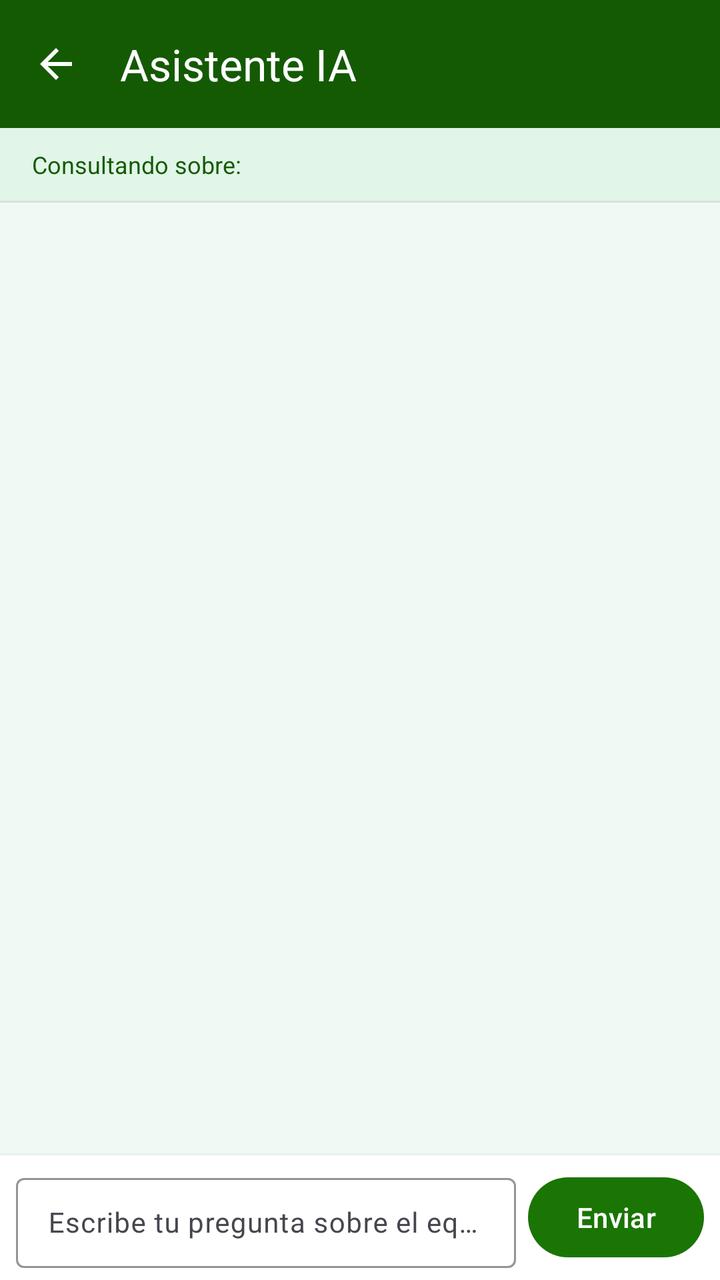
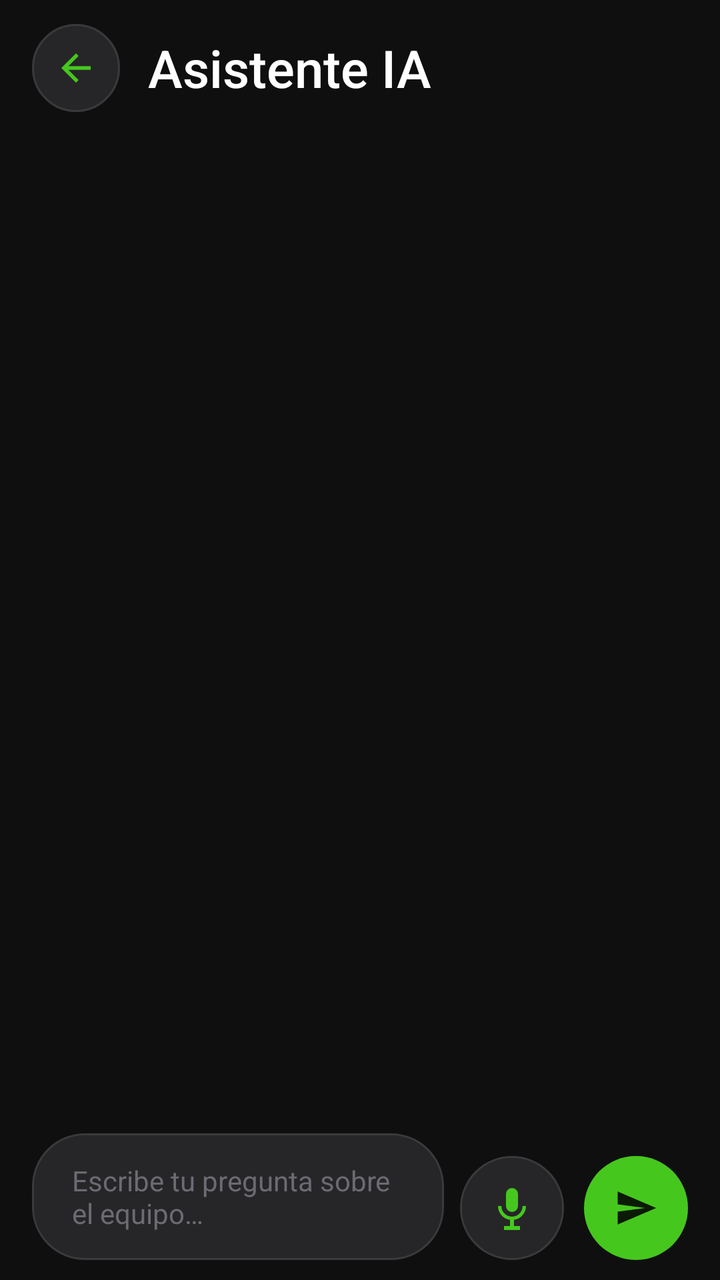

The first picture is an Android layout as it rendered before a commit; the second is the same layout after the commit. The layout source and the unified diff follow.
<!-- AndroidManifest.xml: application theme Theme.MicrobiologicalDetection -->
<!-- res/layout/activity_chat.xml -->
<?xml version="1.0" encoding="utf-8"?>
<LinearLayout xmlns:android="http://schemas.android.com/apk/res/android"
    xmlns:app="http://schemas.android.com/apk/res-auto"
    android:layout_width="match_parent"
    android:layout_height="match_parent"
    android:background="@color/green_bg"
    android:orientation="vertical">

    <com.google.android.material.appbar.AppBarLayout
        android:layout_width="match_parent"
        android:layout_height="wrap_content"
        android:background="@color/green_dark">

        <com.google.android.material.appbar.MaterialToolbar
            android:id="@+id/toolbar"
            android:layout_width="match_parent"
            android:layout_height="?attr/actionBarSize"
            android:background="@color/green_dark"
            app:navigationIcon="@drawable/ic_arrow_back"
            app:navigationIconTint="@color/white"
            app:subtitle=""
            app:subtitleTextColor="#CCFFFFFF"
            app:title="@string/chat_title"
            app:titleTextColor="@color/white" />
    </com.google.android.material.appbar.AppBarLayout>

    
    <LinearLayout
        android:id="@+id/contextBanner"
        android:layout_width="match_parent"
        android:layout_height="wrap_content"
        android:background="@color/green_surface"
        android:orientation="horizontal"
        android:paddingHorizontal="16dp"
        android:paddingVertical="10dp">

        <TextView
            android:layout_width="0dp"
            android:layout_height="wrap_content"
            android:layout_weight="1"
            android:text="Consultando sobre:"
            android:textColor="@color/green_dark"
            android:textSize="12sp" />

        <TextView
            android:id="@+id/tvEquipmentContext"
            android:layout_width="0dp"
            android:layout_height="wrap_content"
            android:layout_weight="2"
            android:gravity="end"
            android:textColor="@color/green_primary"
            android:textSize="12sp"
            android:textStyle="bold" />
    </LinearLayout>

    <View
        android:layout_width="match_parent"
        android:layout_height="1dp"
        android:background="@color/divider" />

    
    <androidx.recyclerview.widget.RecyclerView
        android:id="@+id/recyclerChat"
        android:layout_width="match_parent"
        android:layout_height="0dp"
        android:layout_weight="1"
        android:clipToPadding="false"
        android:paddingHorizontal="8dp"
        android:paddingVertical="8dp" />

    
    <LinearLayout
        android:layout_width="match_parent"
        android:layout_height="wrap_content"
        android:background="@color/white"
        android:elevation="4dp"
        android:gravity="center_vertical"
        android:orientation="horizontal"
        android:paddingHorizontal="8dp"
        android:paddingVertical="6dp">

        <com.google.android.material.textfield.TextInputLayout
            android:layout_width="0dp"
            android:layout_height="wrap_content"
            android:layout_weight="1"
            app:boxStrokeColor="@color/green_primary"
            app:hintTextColor="@color/green_primary"
            style="@style/Widget.Material3.TextInputLayout.OutlinedBox.Dense">

            <com.google.android.material.textfield.TextInputEditText
                android:id="@+id/etMessage"
                android:layout_width="match_parent"
                android:layout_height="wrap_content"
                android:hint="@string/chat_hint"
                android:imeOptions="actionSend"
                android:inputType="textMultiLine|textCapSentences"
                android:maxLines="4"
                android:textSize="14sp" />
        </com.google.android.material.textfield.TextInputLayout>

        <com.google.android.material.button.MaterialButton
            android:id="@+id/btnSend"
            android:layout_width="wrap_content"
            android:layout_height="wrap_content"
            android:layout_marginStart="6dp"
            android:text="@string/send"
            app:backgroundTint="@color/green_primary" />
    </LinearLayout>

</LinearLayout>
<!-- resources referenced by this layout -->
<resources>
  <color name="divider">#DDDDDD</color>
  <color name="green_bg">#f0f9f4</color>
  <color name="green_dark">#145a03</color>
  <color name="green_primary">#1a7504</color>
  <color name="green_surface">#e1f5e8</color>
  <color name="white">#FFFFFFFF</color>
  <string name="chat_hint">Escribe tu pregunta sobre el equipo…</string>
  <string name="chat_title">Asistente IA</string>
  <string name="send">Enviar</string>
  <style name="Theme.MicrobiologicalDetection" parent="Base.Theme.MicrobiologicalDetection" />
  <style name="Base.Theme.MicrobiologicalDetection" parent="Theme.Material3.DayNight.NoActionBar">
          <item name="colorPrimary">@color/green_primary</item>
          <item name="colorPrimaryContainer">@color/green_dark</item>
          <item name="colorOnPrimary">@color/green_on_primary</item>
          <item name="colorSecondary">@color/green_light</item>
          <item name="android:statusBarColor">@color/green_dark</item>
          <item name="android:navigationBarColor">@color/green_dark</item>
      </style>
  <color name="green_on_primary">#FFFFFF</color>
  <color name="green_light">#22a005</color>
  <!-- unchanged entries left out for length: 1 -->
</resources>

<!-- the commit's change to res/layout/activity_chat.xml (unified diff, before → after) -->
@@ -3,60 +3,56 @@
     xmlns:app="http://schemas.android.com/apk/res-auto"
     android:layout_width="match_parent"
     android:layout_height="match_parent"
-    android:background="@color/green_bg"
+    android:background="@color/bg"
     android:orientation="vertical">
-
-    <com.google.android.material.appbar.AppBarLayout
-        android:layout_width="match_parent"
-        android:layout_height="wrap_content"
-        android:background="@color/green_dark">
-
-        <com.google.android.material.appbar.MaterialToolbar
-            android:id="@+id/toolbar"
-            android:layout_width="match_parent"
-            android:layout_height="?attr/actionBarSize"
-            android:background="@color/green_dark"
-            app:navigationIcon="@drawable/ic_arrow_back"
-            app:navigationIconTint="@color/white"
-            app:subtitle=""
-            app:subtitleTextColor="#CCFFFFFF"
-            app:title="@string/chat_title"
-            app:titleTextColor="@color/white" />
-    </com.google.android.material.appbar.AppBarLayout>
 
     
     <LinearLayout
-        android:id="@+id/contextBanner"
+        android:id="@+id/header"
         android:layout_width="match_parent"
         android:layout_height="wrap_content"
-        android:background="@color/green_surface"
+        android:gravity="center_vertical"
         android:orientation="horizontal"
-        android:paddingHorizontal="16dp"
-        android:paddingVertical="10dp">
+        android:paddingHorizontal="@dimen/screen_padding"
+        android:paddingVertical="12dp">
 
-        <TextView
+        <ImageButton
+            android:id="@+id/btnBack"
+            android:layout_width="44dp"
+            android:layout_height="44dp"
+            android:background="@drawable/bg_circle_action"
+            android:contentDescription="@string/back"
+            android:padding="11dp"
+            android:scaleType="fitCenter"
+            android:src="@drawable/ic_arrow_back"
+            android:tint="@color/accent" />
+
+        <LinearLayout
             android:layout_width="0dp"
             android:layout_height="wrap_content"
+            android:layout_marginStart="14dp"
             android:layout_weight="1"
-            android:text="Consultando sobre:"
-            android:textColor="@color/green_dark"
-            android:textSize="12sp" />
+            android:orientation="vertical">
 
-        <TextView
-            android:id="@+id/tvEquipmentContext"
-            android:layout_width="0dp"
-            android:layout_height="wrap_content"
-            android:layout_weight="2"
-            android:gravity="end"
-            android:textColor="@color/green_primary"
-            android:textSize="12sp"
-            android:textStyle="bold" />
+            <TextView
+                android:layout_width="match_parent"
+                android:layout_height="wrap_content"
+                android:ellipsize="end"
+                android:maxLines="1"
+                android:text="@string/chat_title"
+                style="@style/TextScreenTitle" />
+
+            <TextView
+                android:id="@+id/tvEquipmentContext"
+                android:layout_width="match_parent"
+                android:layout_height="wrap_content"
+                android:ellipsize="end"
+                android:maxLines="1"
+                android:textColor="@color/accent"
+                android:textSize="12sp"
+                android:visibility="gone" />
+        </LinearLayout>
     </LinearLayout>
-
-    <View
-        android:layout_width="match_parent"
-        android:layout_height="1dp"
-        android:background="@color/divider" />
 
     
     <androidx.recyclerview.widget.RecyclerView
@@ -65,46 +61,64 @@
         android:layout_height="0dp"
         android:layout_weight="1"
         android:clipToPadding="false"
-        android:paddingHorizontal="8dp"
+        android:paddingHorizontal="@dimen/chat_list_padding"
         android:paddingVertical="8dp" />
 
     
     <LinearLayout
+        android:id="@+id/inputBar"
         android:layout_width="match_parent"
         android:layout_height="wrap_content"
-        android:background="@color/white"
-        android:elevation="4dp"
-        android:gravity="center_vertical"
+        android:gravity="bottom"
         android:orientation="horizontal"
-        android:paddingHorizontal="8dp"
-        android:paddingVertical="6dp">
+        android:paddingBottom="10dp"
+        android:paddingHorizontal="@dimen/screen_padding"
+        android:paddingTop="6dp">
 
-        <com.google.android.material.textfield.TextInputLayout
+        <EditText
+            android:id="@+id/etMessage"
             android:layout_width="0dp"
             android:layout_height="wrap_content"
             android:layout_weight="1"
-            app:boxStrokeColor="@color/green_primary"
-            app:hintTextColor="@color/green_primary"
-            style="@style/Widget.Material3.TextInputLayout.OutlinedBox.Dense">
+            android:background="@drawable/bg_input_field"
+            android:hint="@string/chat_hint"
+            android:imeOptions="actionSend"
+            android:inputType="textMultiLine|textCapSentences"
+            android:maxLines="4"
+            android:minHeight="52dp"
+            android:paddingHorizontal="20dp"
+            android:paddingVertical="14dp"
+            android:textColor="@color/text_primary"
+            android:textColorHint="@color/text_tertiary"
+            android:textCursorDrawable="@null"
+            android:textSize="@dimen/chat_text"
+            android:autofillHints="" />
 
-            <com.google.android.material.textfield.TextInputEditText
-                android:id="@+id/etMessage"
-                android:layout_width="match_parent"
-                android:layout_height="wrap_content"
-                android:hint="@string/chat_hint"
-                android:imeOptions="actionSend"
-                android:inputType="textMultiLine|textCapSentences"
-                android:maxLines="4"
-                android:textSize="14sp" />
-        </com.google.android.material.textfield.TextInputLayout>
+        <ImageButton
+            android:id="@+id/btnVoice"
+            android:layout_width="52dp"
+            android:layout_height="52dp"
+            android:layout_marginStart="8dp"
+            android:background="@drawable/bg_circle_action"
+            android:contentDescription="@string/home_voice_assistant"
+            android:padding="14dp"
+            android:src="@drawable/ic_mic"
+            android:tint="@color/accent" />
 
-        <com.google.android.material.button.MaterialButton
+        <com.google.android.material.floatingactionbutton.FloatingActionButton
             android:id="@+id/btnSend"
-            android:layout_width="wrap_content"
-            android:layout_height="wrap_content"
-            android:layout_marginStart="6dp"
-            android:text="@string/send"
-            app:backgroundTint="@color/green_primary" />
+            android:layout_width="52dp"
+            android:layout_height="52dp"
+            android:layout_marginStart="10dp"
+            android:contentDescription="@string/send"
+            android:src="@drawable/ic_send"
+            app:backgroundTint="@color/accent"
+            app:borderWidth="0dp"
+            app:shapeAppearanceOverlay="@style/ShapeAppearance.Circle"
+            app:elevation="0dp"
+            app:fabCustomSize="52dp"
+            app:maxImageSize="22dp"
+            app:tint="@color/on_accent" />
     </LinearLayout>
 
 </LinearLayout>
<!-- resource entries referenced after the edit -->
@@ -1,25 +1,86 @@
 <!-- resources referenced by this layout -->
 <resources>
-  <color name="divider">#DDDDDD</color>
-  <color name="green_bg">#f0f9f4</color>
-  <color name="green_dark">#145a03</color>
-  <color name="green_primary">#1a7504</color>
-  <color name="green_surface">#e1f5e8</color>
+  <color name="accent">#46C71E</color>
+  <color name="bg">#0F0F10</color>
+  <color name="on_accent">#0B1A05</color>
+  <color name="text_primary">#FFFFFF</color>
+  <color name="text_tertiary">#6B6B72</color>
+  <dimen name="chat_list_padding">8dp</dimen>
+  <dimen name="chat_text">14sp</dimen>
+  <dimen name="screen_padding">16dp</dimen>
+  <!-- drawable bg_circle_action (drawable) -->
+  <?xml version="1.0" encoding="utf-8"?>
+  <shape xmlns:android="http://schemas.android.com/apk/res/android" android:shape="oval">
+      <solid android:color="@color/surface_2" />
+      <stroke android:width="1dp" android:color="@color/outline" />
+  </shape>
+  <!-- drawable bg_input_field (drawable) -->
+  <?xml version="1.0" encoding="utf-8"?>
+  <shape xmlns:android="http://schemas.android.com/apk/res/android" android:shape="rectangle">
+      <solid android:color="@color/surface_2" />
+      <corners android:radius="26dp" />
+      <stroke android:width="1dp" android:color="@color/outline" />
+  </shape>
+  <!-- drawable ic_mic (drawable) -->
+  <vector xmlns:android="http://schemas.android.com/apk/res/android"
+      android:width="24dp"
+      android:height="24dp"
+      android:viewportWidth="24"
+      android:viewportHeight="24">
+      <path
+          android:fillColor="#FFFFFFFF"
+          android:pathData="M12,14a3,3 0,0 0,3 -3V5a3,3 0,0 0,-6 0v6a3,3 0,0 0,3 3zM17.3,11a5.3,5.3 0,0 1,-10.6 0H5a7,7 0,0 0,6 6.92V21H8v2h8v-2h-3v-3.08A7,7 0,0 0,19 11z" />
+  </vector>
+  <!-- drawable ic_send (drawable) -->
+  <?xml version="1.0" encoding="utf-8"?>
+  <vector xmlns:android="http://schemas.android.com/apk/res/android"
+      android:width="24dp"
+      android:height="24dp"
+      android:viewportWidth="24"
+      android:viewportHeight="24"
+      android:tint="@color/text_primary">
+      <path
+          android:fillColor="@android:color/white"
+          android:pathData="M2.01,21L23,12 2.01,3 2,10l15,2 -15,2z" />
+  </vector>
+  <string name="back">Volver</string>
   <color name="white">#FFFFFFFF</color>
+  <color name="surface">#1C1C1E</color>
+  <color name="text_secondary">#9A9AA0</color>
   <string name="chat_hint">Escribe tu pregunta sobre el equipo…</string>
   <string name="chat_title">Asistente IA</string>
+  <string name="home_voice_assistant">Asistente por voz</string>
   <string name="send">Enviar</string>
+  <style name="ShapeAppearance.Circle" parent="">
+          <item name="cornerFamily">rounded</item>
+          <item name="cornerSize">50%</item>
+      </style>
+  <style name="TextScreenTitle">
+          <item name="android:textColor">@color/text_primary</item>
+          <item name="android:textSize">26sp</item>
+          <item name="android:fontFamily">sans-serif-medium</item>
+      </style>
   <style name="Theme.MicrobiologicalDetection" parent="Base.Theme.MicrobiologicalDetection" />
-  <style name="Base.Theme.MicrobiologicalDetection" parent="Theme.Material3.DayNight.NoActionBar">
-          <item name="colorPrimary">@color/green_primary</item>
-          <item name="colorPrimaryContainer">@color/green_dark</item>
-          <item name="colorOnPrimary">@color/green_on_primary</item>
-          <item name="colorSecondary">@color/green_light</item>
-          <item name="android:statusBarColor">@color/green_dark</item>
-          <item name="android:navigationBarColor">@color/green_dark</item>
+  <color name="surface_2">#262628</color>
+  <color name="outline">#3A3A3D</color>
+  <style name="Base.Theme.MicrobiologicalDetection" parent="Theme.Material3.Dark.NoActionBar">
+          <item name="colorPrimary">@color/accent</item>
+          <item name="colorOnPrimary">@color/on_accent</item>
+          <item name="colorPrimaryContainer">@color/accent_dark</item>
+          <item name="colorOnPrimaryContainer">@color/white</item>
+          <item name="colorSecondary">@color/accent_dark</item>
+          <item name="colorSurface">@color/surface</item>
+          <item name="colorOnSurface">@color/text_primary</item>
+          <item name="colorOnSurfaceVariant">@color/text_secondary</item>
+          <item name="colorOutline">@color/outline</item>
+          <item name="android:colorBackground">@color/bg</item>
+          <item name="android:windowBackground">@color/bg</item>
+          <item name="android:statusBarColor">@android:color/transparent</item>
+          <item name="android:navigationBarColor">@android:color/transparent</item>
+          <item name="android:windowLightStatusBar">false</item>
+          <item name="android:windowLightNavigationBar">false</item>
       </style>
-  <color name="green_on_primary">#FFFFFF</color>
-  <color name="green_light">#22a005</color>
+  <color name="accent_dark">#2F8C13</color>
   <!-- unchanged entries left out for length: 1 -->
 </resources>
 
